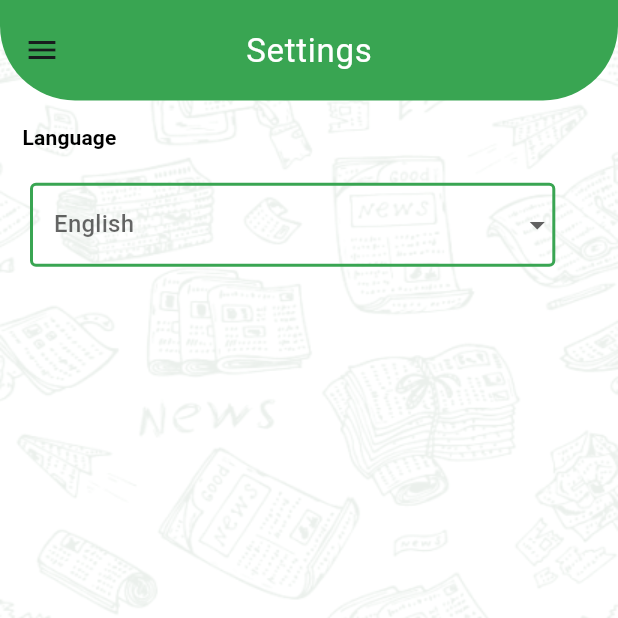
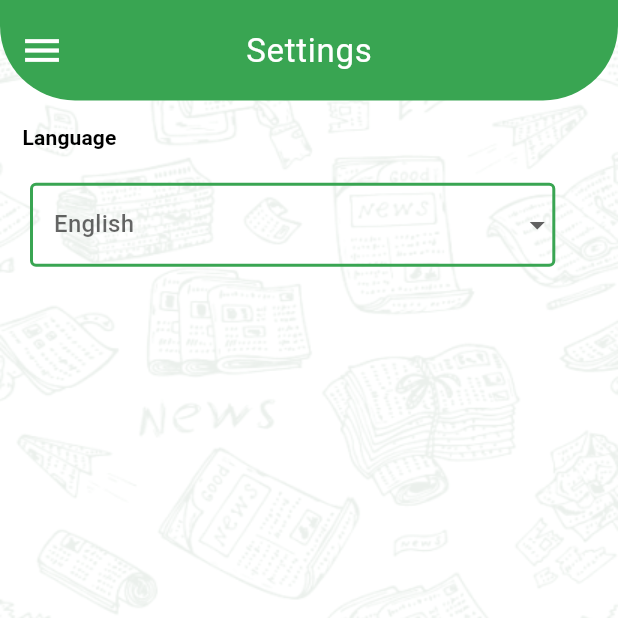
Before and after one commit to YoussefAbdelrahman8/newsapp, a Flutter app: the screen it shows after launch, in the side drawer, after a tap on "Settings", on a phone screen of 412 x 824 dp, the top half of it. Run offline on Flutter 3.47's test engine with Material 3 defaults, Android fonts, the phone set to English and light mode, and no system bars; missing offline and left inert: splash_screen_view; generated files the repository leaves out were written again.

Commit message:
+ Localization

```diff
--- a/lib/AppStyle/AppStyle.dart
+++ b/lib/AppStyle/AppStyle.dart
@@ -14,6 +14,15 @@ class AppStyle {
 
   static ThemeData lightTheme = ThemeData(
       appBarTheme: AppBarTheme(
+        iconTheme: IconThemeData(
+          color: lightOnPrimaryColor,
+          size: 30,
+        ),
+        titleTextStyle: TextStyle(
+          fontWeight: FontWeight.w400,
+          fontSize: 22,
+          color: lightOnPrimaryColor,
+        ),
         color: lightPrimaryColor,
         toolbarHeight: 67,
         centerTitle: true,
--- a/lib/Provider/SettingsProvider.dart
+++ b/lib/Provider/SettingsProvider.dart
@@ -2,7 +2,7 @@ import 'package:flutter/cupertino.dart';
 import 'package:flutter/material.dart';
 
 class SettingsProvider extends ChangeNotifier {
-  static Locale locale = const Locale("en");
+   Locale locale = const Locale("en");
 
   switchLanguage(Locale newLocale) {
     if (newLocale == locale) return;
--- a/lib/Screens/HomeScreen/DrawerWidget/CustomDrawerWidget.dart
+++ b/lib/Screens/HomeScreen/DrawerWidget/CustomDrawerWidget.dart
@@ -2,6 +2,7 @@ import 'package:flutter/material.dart';
 import 'package:newsapp/Screens/HomeScreen/DrawerWidget/DrawerItem.dart';
 import 'package:newsapp/Screens/HomeScreen/Tabs/CategoryTab/CategoryTab.dart';
 import 'package:newsapp/Screens/HomeScreen/Tabs/SettingsTab/Settings.dart';
+import 'package:flutter_gen/gen_l10n/app_localizations.dart';
 
 class CustomDrawerWidget extends StatelessWidget {
   Function(int) onTab;
@@ -19,20 +20,20 @@ class CustomDrawerWidget extends StatelessWidget {
             color: Theme.of(context).colorScheme.primary,
             child: Center(
               child: Text(
-                "News App!",
+                AppLocalizations.of(context)!.newsappp,
                 style: Theme.of(context).textTheme.headlineSmall,
               ),
             ),
           ),
           DrawerItem(
             id: CategoryTab.id,
-            label: "Categories",
+            label: AppLocalizations.of(context)!.categories,
             icon: Icons.view_list_sharp,
             onTab: onTab,
           ),
           DrawerItem(
             id: Settings.id,
-            label: "Settings",
+            label: AppLocalizations.of(context)!.settings,
             icon: Icons.settings,
             onTab: onTab,
           ),
--- a/lib/Screens/HomeScreen/HomeScreen.dart
+++ b/lib/Screens/HomeScreen/HomeScreen.dart
@@ -2,6 +2,7 @@ import 'package:flutter/material.dart';
 import 'package:newsapp/Screens/HomeScreen/DrawerWidget/CustomDrawerWidget.dart';
 import 'package:newsapp/Screens/HomeScreen/Tabs/CategoryTab/CategoryTab.dart';
 import 'package:newsapp/Screens/HomeScreen/Tabs/SettingsTab/Settings.dart';
+import 'package:flutter_gen/gen_l10n/app_localizations.dart';
 
 class HomeScreen extends StatefulWidget {
   static const routeName = "home";
@@ -22,15 +23,17 @@ class _HomeScreenState extends State<HomeScreen> {
 
   @override
   Widget build(BuildContext context) {
-    double width = MediaQuery.of(context).size.width;
-    double height = MediaQuery.of(context).size.height;
-    return Stack(
-      children: [
-        Container(
+    double width = MediaQuery
+        .of(context)
+        .size
+        .width;
+    double height = MediaQuery
+        .of(context)
+        .size
+        .height;
+    return Container(
+      decoration: const BoxDecoration(
         color: Colors.white,
-        ),
-        Container(
-          decoration: const BoxDecoration(
         image: DecorationImage(
           image: AssetImage("assets/images/pattern.png"),
           fit: BoxFit.fill,
@@ -40,16 +43,17 @@ class _HomeScreenState extends State<HomeScreen> {
           backgroundColor: Colors.transparent,
           appBar: AppBar(
             title: Text(
-                  tabId == Settings.id ? "Settings" : 'News App',
-                  style: Theme.of(context).textTheme.labelMedium,
+              tabId == Settings.id ? AppLocalizations.of(context)!.settings : AppLocalizations.of(context)!.newsapp,
+              style: Theme
+                  .of(context)
+                  .textTheme
+                  .labelMedium,
             ),
           ),
           drawer: CustomDrawerWidget(
             onTab: changeTab,
           ),
           body: tabs[tabId]),
-        ),
-      ],
     );
   }
 
--- a/lib/Screens/HomeScreen/Tabs/CategoryTab/CategoryTab.dart
+++ b/lib/Screens/HomeScreen/Tabs/CategoryTab/CategoryTab.dart
@@ -1,53 +1,56 @@
 import 'package:flutter/material.dart';
+import 'package:newsapp/Provider/SettingsProvider.dart';
 
 import '../../../../DataClasses/Category.dart';
 import 'ButtonGridViewWidget/ButtonGridViewWidget.dart';
+import 'package:flutter_gen/gen_l10n/app_localizations.dart';
 
 class CategoryTab extends StatelessWidget {
   static const id = 0;
+
+
+  CategoryTab({super.key});
+
+  @override
+  Widget build(BuildContext context) {
     List<NewsCategory> categories = [
       NewsCategory(
-      label: "Sports",
+        label: AppLocalizations.of(context)!.sports,
         image: "sports.png",
         color: const Color(0xFFC91C22),
         angel: Angle.right,
       ),
       NewsCategory(
-      label: "Politics",
+        label: AppLocalizations.of(context)!.politics,
         image: "Politics.png",
         color: const Color(0xFF003E90),
         angel: Angle.left,
       ),
       NewsCategory(
-      label: "Health",
+        label: AppLocalizations.of(context)!.health,
         image: "health.png",
         color: const Color(0xFFED1E79),
         angel: Angle.right,
       ),
       NewsCategory(
-      label: "Business",
+        label: AppLocalizations.of(context)!.business,
         image: "bussines.png",
         color: const Color(0xFFCF7E48),
         angel: Angle.left,
       ),
       NewsCategory(
-      label: "Environment",
+        label: AppLocalizations.of(context)!.environment,
         image: "environment.png",
         color: const Color(0xFF4882CF),
         angel: Angle.right,
       ),
       NewsCategory(
-      label: "Science",
+        label: AppLocalizations.of(context)!.science,
         image: "science.png",
         color: const Color(0xFFF2D352),
         angel: Angle.left,
       )
     ];
-
-  CategoryTab({super.key});
-
-  @override
-  Widget build(BuildContext context) {
     double width = MediaQuery.of(context).size.width;
     double height = MediaQuery.of(context).size.height;
     return Padding(
@@ -59,7 +62,7 @@ class CategoryTab extends StatelessWidget {
           Padding(
             padding: EdgeInsets.only(left: width * 0.06),
             child: Text(
-              "Pick your category\nof interest",
+              AppLocalizations.of(context)!.pickcategory,
               style: Theme.of(context).textTheme.labelLarge,
             ),
           ),
--- a/lib/Screens/HomeScreen/Tabs/SettingsTab/Settings.dart
+++ b/lib/Screens/HomeScreen/Tabs/SettingsTab/Settings.dart
@@ -1,6 +1,7 @@
 import 'package:flutter/material.dart';
 import 'package:newsapp/Provider/SettingsProvider.dart';
 import 'package:provider/provider.dart';
+import 'package:flutter_gen/gen_l10n/app_localizations.dart';
 
 class Settings extends StatelessWidget {
   static const id = 1;
@@ -12,7 +13,10 @@ class Settings extends StatelessWidget {
     double width = MediaQuery.of(context).size.width;
     double height = MediaQuery.of(context).size.height;
     SettingsProvider settingsProvider = Provider.of<SettingsProvider>(context);
-    List<String> items = ["English", "Arabic"];
+    List<Map<String, String>> items = [
+      {"value": "en", "label": AppLocalizations.of(context)!.english},
+      {"value": "ar", "label": AppLocalizations.of(context)!.arabic},
+    ];
     return Column(
       crossAxisAlignment: CrossAxisAlignment.start,
       children: [
@@ -22,7 +26,7 @@ class Settings extends StatelessWidget {
         Padding(
           padding: const EdgeInsets.symmetric(horizontal: 15.0),
           child: Text(
-            "Language",
+            AppLocalizations.of(context)!.language,
             style: Theme.of(context).textTheme.labelLarge?.copyWith(
                   fontSize: 14,
                   color: Colors.black,
@@ -36,7 +40,7 @@ class Settings extends StatelessWidget {
           ),
           width: width * 0.85,
           child: DropdownButtonFormField<String>(
-            hint: const Text("English"),
+            hint: Text(AppLocalizations.of(context)!.english),
             decoration: InputDecoration(
               focusedBorder: OutlineInputBorder(
                 borderSide: BorderSide(
@@ -51,17 +55,18 @@ class Settings extends StatelessWidget {
                 ),
               ),
             ),
-            items: items.map((String value) {
+            items: items.map((item) {
               return DropdownMenuItem<String>(
-                value: value,
-                child: Text(value),
+                value: item["value"], // Pass the language code as the value
+                child: Text(item["label"]!), // Display the localized label
               );
             }).toList(),
-            onChanged: (value) => {
-              settingsProvider.switchLanguage(
-                  SettingsProvider.locale == const Locale("en")
-                      ? const Locale("en")
-                      : const Locale("en"))
+            onChanged: (value) {
+              if (value == "en") {
+                settingsProvider.switchLanguage(const Locale("en"));
+              } else if (value == "ar") {
+                settingsProvider.switchLanguage(const Locale("ar"));
+              }
             },
           ),
         )
--- a/lib/Screens/SplashScreen/SplashScreen.dart
+++ b/lib/Screens/SplashScreen/SplashScreen.dart
@@ -9,13 +9,9 @@ class SplashScreen extends StatelessWidget {
 
   @override
   Widget build(BuildContext context) {
-    return Stack(
-      children: [
-        Container(
+    return Container(
+      decoration: const BoxDecoration(
         color: Colors.white,
-        ),
-        Container(
-          decoration: const BoxDecoration(
         image: DecorationImage(
           image: AssetImage("assets/images/pattern.png"),
           fit: BoxFit.fill,
@@ -28,8 +24,6 @@ class SplashScreen extends StatelessWidget {
         imageSize: 500,
         backgroundColor: Colors.transparent,
       ),
-        ),
-      ],
     );
   }
 }
--- a/lib/main.dart
+++ b/lib/main.dart
@@ -10,10 +10,12 @@ import 'package:provider/provider.dart';
 import 'AppStyle/AppStyle.dart';
 
 void main() {
-  runApp(ChangeNotifierProvider(
-    create: (context) => SettingsProvider(),
-    child: const MyApp(),
-  ));
+  runApp(
+    ChangeNotifierProvider(
+      create: (context) => SettingsProvider(),
+      child: const MyApp(),
+    ),
+  );
 }
 
 class MyApp extends StatelessWidget {
@@ -21,6 +23,8 @@ class MyApp extends StatelessWidget {
 
   @override
   Widget build(BuildContext context) {
+    SettingsProvider settingsProvider = Provider.of<SettingsProvider>(context);
+
     return MaterialApp(
       localizationsDelegates: const [
         AppLocalizations.delegate,
@@ -33,7 +37,7 @@ class MyApp extends StatelessWidget {
         Locale('ar'), // Arabic
       ],
       debugShowCheckedModeBanner: false,
-      locale: SettingsProvider.locale,
+      locale: settingsProvider.locale,
       theme: AppStyle.lightTheme,
       darkTheme: AppStyle.darkTheme,
       themeMode: ThemeMode.light,
@@ -43,7 +47,7 @@ class MyApp extends StatelessWidget {
         HomeScreen.routeName: (_) => const HomeScreen(),
         NewsScreen.routeName: (_) => const NewsScreen()
       },
-      initialRoute: SplashScreen.routeName,
+      initialRoute: HomeScreen.routeName,
     );
   }
 }
```
Also changed, not shown: lib/l10n/intl_ar.arb (+16 -1 lines), lib/l10n/intl_en.arb (+16 -1 lines), lib/generated/l10n.dart. Lines whose indentation alone changed are shown as unchanged.
